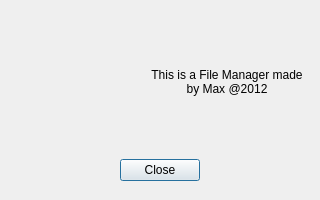
Qt form ui/aboutdialog.ui (maxavadallat/maxcommander) before a commit.
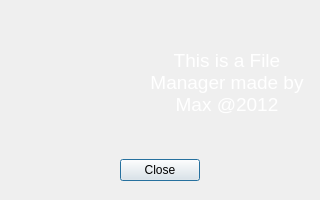
The same form after that commit. Icons and pictures are not drawn.

```diff
--- a/ui/aboutdialog.ui
+++ b/ui/aboutdialog.ui
@@ -53,6 +53,14 @@
    </item>
    <item row="0" column="1">
     <widget class="QLabel" name="aboutInfoLabel">
+     <property name="font">
+      <font>
+       <pointsize>14</pointsize>
+      </font>
+     </property>
+     <property name="styleSheet">
+      <string notr="true">color: rgb(255, 255, 255);</string>
+     </property>
      <property name="text">
       <string>This is a File Manager made by Max @2012</string>
      </property>
```
